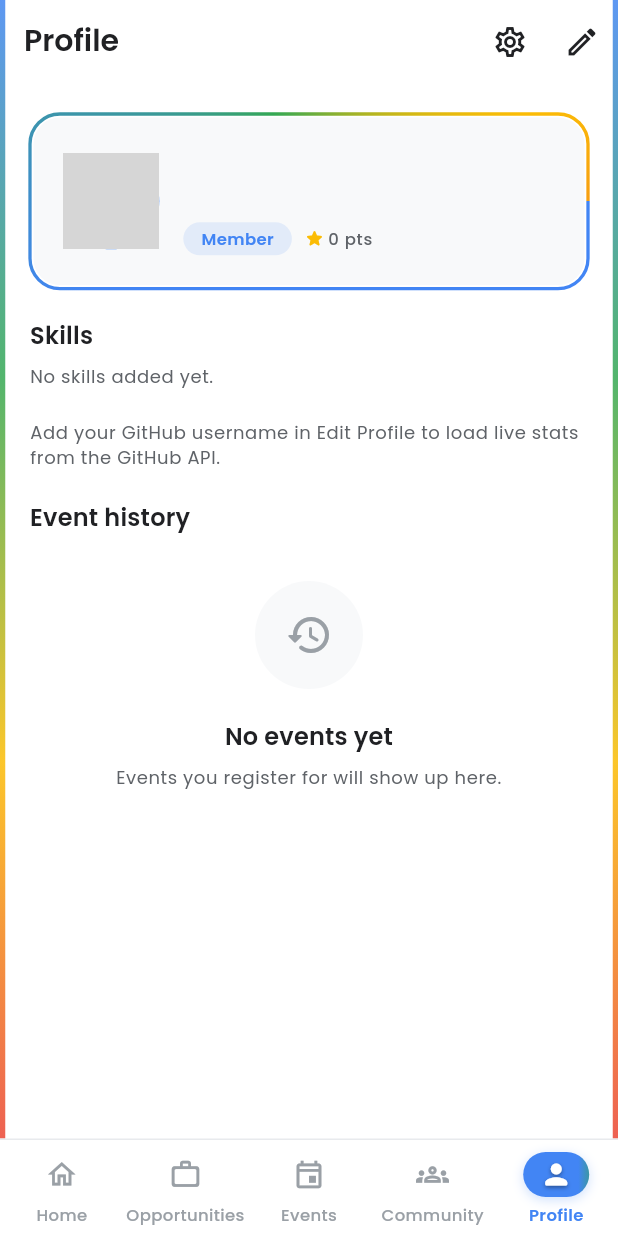
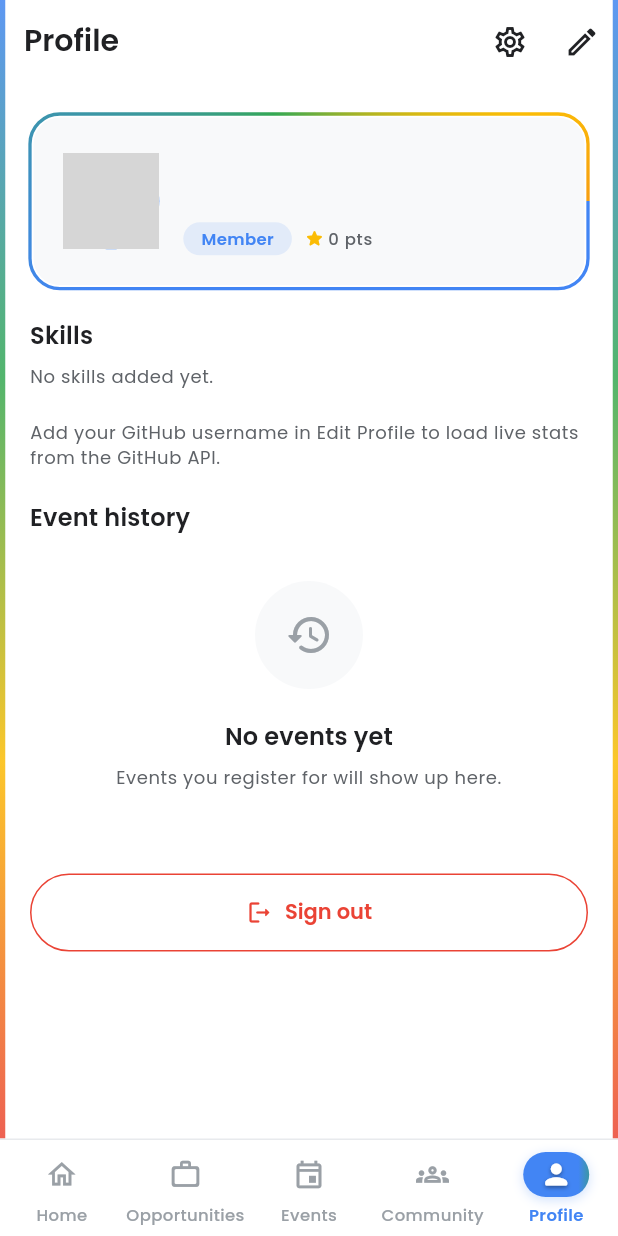
Before and after one commit to BugSlayerRien/GoCollab, a Flutter app: the screen it shows once a user with an empty profile is signed in, item 5 of the bottom bar chosen, on a phone screen of 412 x 824 dp. Run offline on Flutter 3.47's test engine with Material 3 defaults, Android fonts, the phone set to English and light mode, and no system bars; our stand-ins replace cached_network_image, equatable, firebase_core, firebase_messaging, fl_chart, flutter_local_notifications and 11 more; missing offline and left inert: add_2_calendar, dart:html, mobile_scanner; accounts and stored records are empty; network calls fail; grey boxes are pictures that could not be loaded.

Commit message:
sign out on profile

```diff
--- a/lib/features/profile/presentation/screens/profile_screen.dart
+++ b/lib/features/profile/presentation/screens/profile_screen.dart
@@ -6,6 +6,7 @@ import '../../../../core/theme/app_colors.dart';
 import '../../../../core/theme/app_spacing.dart';
 import '../../../../core/theme/theme_extensions.dart';
 import '../../../../core/utils/date_formatter.dart';
+import '../../../../core/widgets/app_button.dart';
 import '../../../../core/widgets/confirm_dialog.dart';
 import '../../../../core/widgets/empty_state.dart';
 import '../../../auth/presentation/providers/auth_providers.dart';
@@ -65,12 +66,32 @@ class ProfileScreen extends ConsumerWidget {
               Text('Event history', style: Theme.of(context).textTheme.titleMedium),
               const SizedBox(height: AppSpacing.xs),
               const _EventHistorySection(),
+              const SizedBox(height: AppSpacing.xxl),
+              AppButton(
+                label: 'Sign out',
+                variant: AppButtonVariant.outlined,
+                color: AppColors.googleRed,
+                icon: Icons.logout_rounded,
+                onPressed: () => _signOut(context, ref),
+              ),
               const SizedBox(height: AppSpacing.xl),
             ],
           );
         },
       ),
     );
+  }
+
+  Future<void> _signOut(BuildContext context, WidgetRef ref) async {
+    final confirmed = await confirmDestructiveAction(
+      context,
+      title: 'Sign out?',
+      message: 'You will need to sign in again to access GoCollab.',
+      confirmLabel: 'Sign out',
+    );
+    if (!confirmed) return;
+    await ref.read(signOutUseCaseProvider)();
+    if (context.mounted) context.go('/login');
   }
 }
 
```
